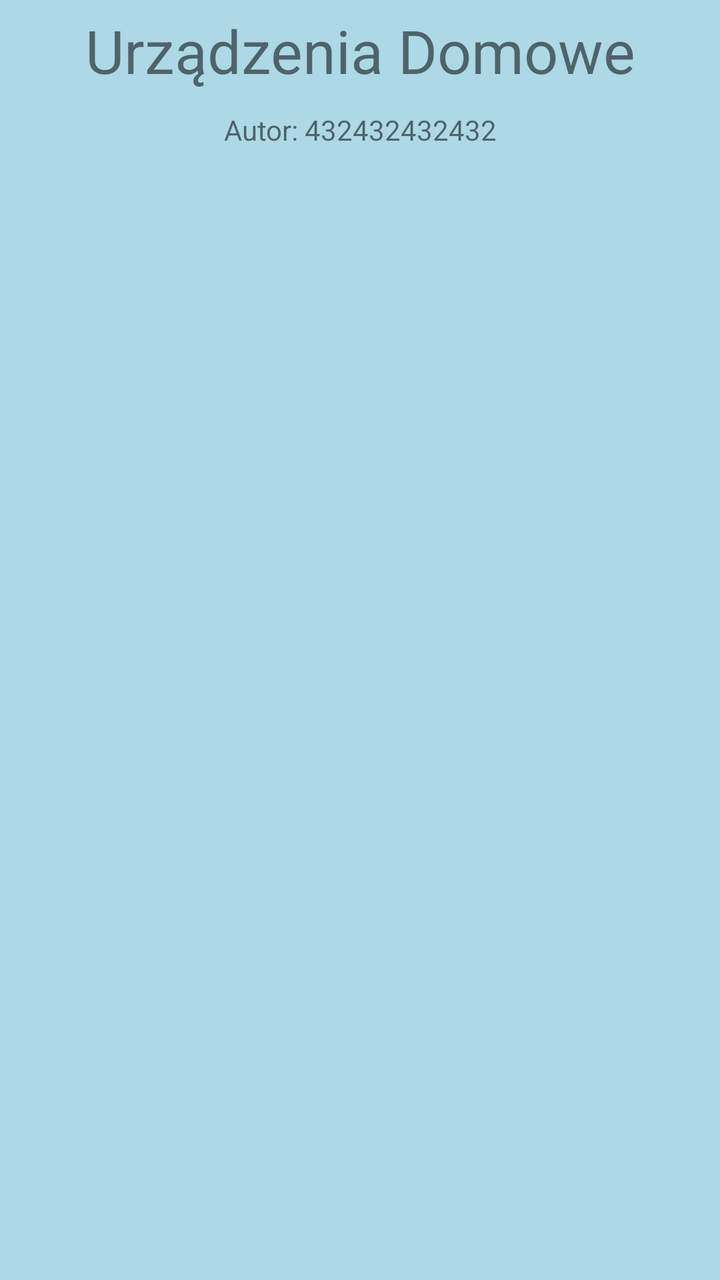
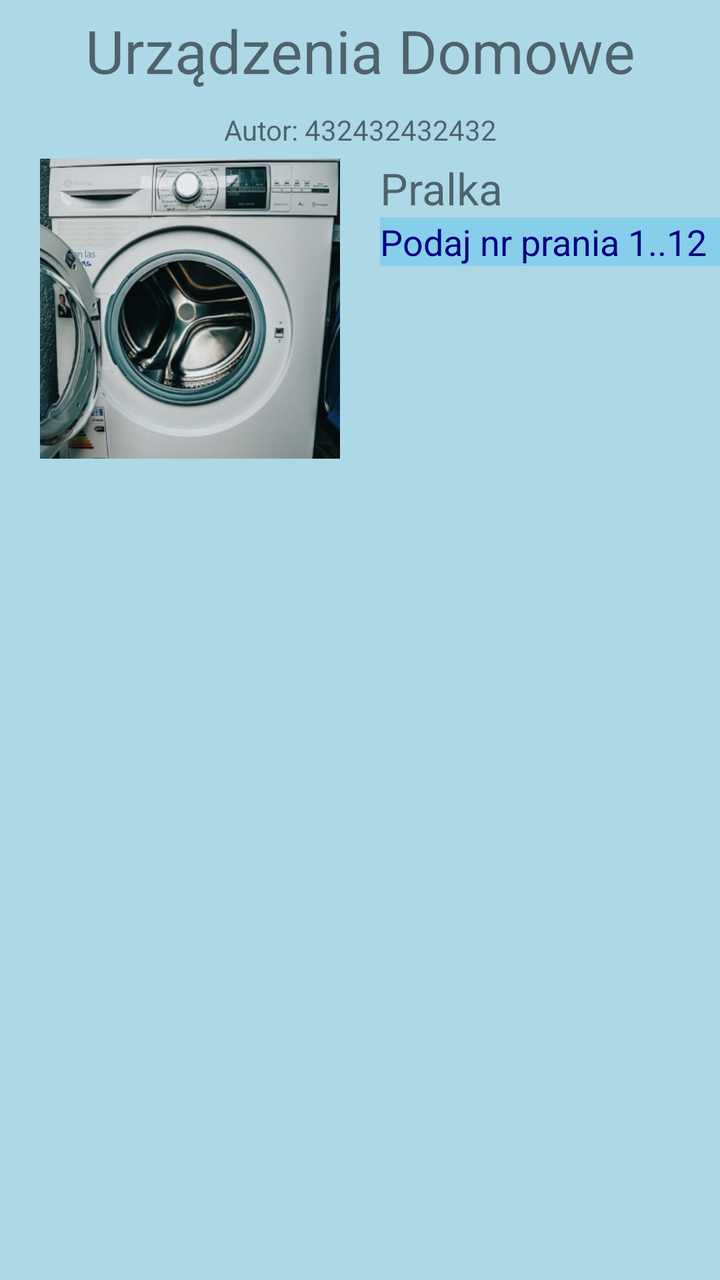

Compare the two renders of this Android layout. The source of the first and the diff that turns it into the second are given below.
<!-- AndroidManifest.xml: application theme Theme.MyApplication -->
<!-- res/layout/activity_main.xml -->
<?xml version="1.0" encoding="utf-8"?>
<LinearLayout xmlns:android="http://schemas.android.com/apk/res/android"
    android:layout_width="match_parent"
    android:layout_height="match_parent"
    android:background="@color/light_blue"
    android:orientation="vertical">

    <TextView
        android:layout_width="match_parent"
        android:layout_height="wrap_content"
        android:layout_margin="5dp"
        android:gravity="center"
        android:text="@string/app_name"
        android:textSize="30sp" />

    <TextView
        android:layout_width="match_parent"
        android:layout_height="wrap_content"
        android:layout_margin="5dp"
        android:gravity="center"
        android:text="@string/author" />
</LinearLayout>
<!-- resources referenced by this layout -->
<resources>
  <color name="light_blue">#ADD8E6</color>
  <string name="app_name">Urządzenia Domowe</string>
  <string name="author">Autor: 432432432432</string>
  <style name="Theme.MyApplication" parent="Theme.MaterialComponents.Light.NoActionBar">
          <item name="colorPrimary">@color/royal_blue</item>
          <item name="colorOnPrimary">@color/white</item>
          <item name="android:windowLightStatusBar">true</item>
      </style>
  <color name="royal_blue">#4169E1</color>
  <color name="white">#FFFFFF</color>
</resources>

<!-- the commit's change to res/layout/activity_main.xml (unified diff, before → after) -->
@@ -1,22 +1,66 @@
 <?xml version="1.0" encoding="utf-8"?>
-<LinearLayout xmlns:android="http://schemas.android.com/apk/res/android"
+<ScrollView xmlns:android="http://schemas.android.com/apk/res/android"
     android:layout_width="match_parent"
     android:layout_height="match_parent"
-    android:background="@color/light_blue"
-    android:orientation="vertical">
+    android:background="@color/light_blue">
 
-    <TextView
+    <LinearLayout
         android:layout_width="match_parent"
         android:layout_height="wrap_content"
-        android:layout_margin="5dp"
-        android:gravity="center"
-        android:text="@string/app_name"
-        android:textSize="30sp" />
+        android:orientation="vertical">
 
-    <TextView
-        android:layout_width="match_parent"
-        android:layout_height="wrap_content"
-        android:layout_margin="5dp"
-        android:gravity="center"
-        android:text="@string/author" />
-</LinearLayout>
+        <TextView
+            android:layout_width="match_parent"
+            android:layout_height="wrap_content"
+            android:layout_margin="5dp"
+            android:gravity="center"
+            android:text="@string/app_name"
+            android:textSize="30sp" />
+
+        <TextView
+            android:layout_width="match_parent"
+            android:layout_height="wrap_content"
+            android:layout_margin="5dp"
+            android:gravity="center"
+            android:text="@string/author" />
+
+        <LinearLayout
+            android:layout_width="match_parent"
+            android:layout_height="wrap_content"
+            android:orientation="horizontal">
+
+            <ImageView
+                android:layout_width="150dp"
+                android:layout_height="150dp"
+                android:layout_marginStart="20dp"
+                android:layout_marginEnd="20dp"
+                android:layout_marginBottom="20dp"
+                android:contentDescription="@string/washer"
+                android:scaleType="centerCrop"
+                android:src="@drawable/pralka" />
+
+            <LinearLayout
+                android:layout_width="0dp"
+                android:layout_height="wrap_content"
+                android:layout_weight="1"
+                android:orientation="vertical">
+
+                <TextView
+                    android:layout_width="match_parent"
+                    android:layout_height="wrap_content"
+                    android:text="@string/washer"
+                    android:textSize="22sp" />
+
+                <EditText
+                    android:id="@+id/programInput"
+                    android:layout_width="match_parent"
+                    android:layout_height="wrap_content"
+                    android:background="@color/sky_blue"
+                    android:hint="@string/program_hint"
+                    android:inputType="number"
+                    android:textColor="@color/navy"
+                    android:textColorHint="@color/navy" />
+            </LinearLayout>
+        </LinearLayout>
+    </LinearLayout>
+</ScrollView>
<!-- resource entries referenced after the edit -->
@@ -1,8 +1,13 @@
 <!-- resources referenced by this layout -->
 <resources>
   <color name="light_blue">#ADD8E6</color>
+  <color name="navy">#000080</color>
+  <color name="sky_blue">#87CEEB</color>
+  <!-- drawable pralka: jpg bitmap (drawable, 55268 bytes) -->
   <string name="app_name">Urządzenia Domowe</string>
   <string name="author">Autor: 432432432432</string>
+  <string name="program_hint">Podaj nr prania 1..12</string>
+  <string name="washer">Pralka</string>
   <style name="Theme.MyApplication" parent="Theme.MaterialComponents.Light.NoActionBar">
           <item name="colorPrimary">@color/royal_blue</item>
           <item name="colorOnPrimary">@color/white</item>
